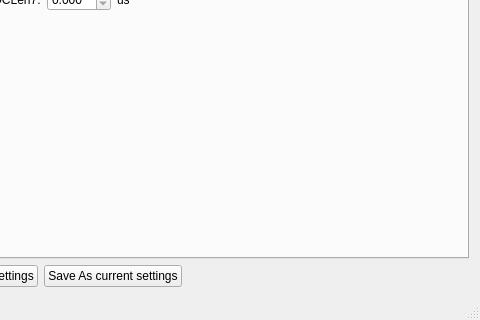
Above: sirius/src/XIAengineControl/mainwindow.ui from oslocyclotronlab/OCLDAQ before the change; both pictures show x 192 to 672 and y 502 to 822 of the 672 by 822 pixel window. Below: the same form after it.
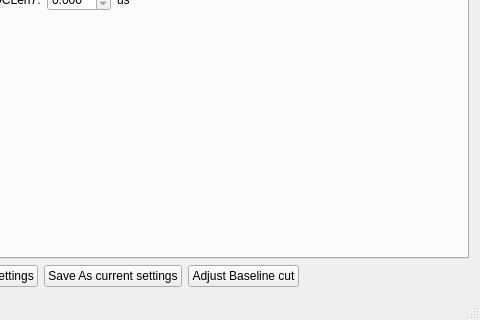
That is the form after the change.

```diff
--- a/sirius/src/XIAengineControl/mainwindow.ui
+++ b/sirius/src/XIAengineControl/mainwindow.ui
@@ -1694,6 +1694,13 @@
           </property>
          </widget>
         </item>
+        <item>
+         <widget class="QPushButton" name="AdjBLineC">
+          <property name="text">
+           <string>Adjust Baseline cut</string>
+          </property>
+         </widget>
+        </item>
         <item>
          <spacer name="horizontalSpacer_3">
           <property name="orientation">
```
Left out of the diff: 2 changed lines with no effect on the pictures.
